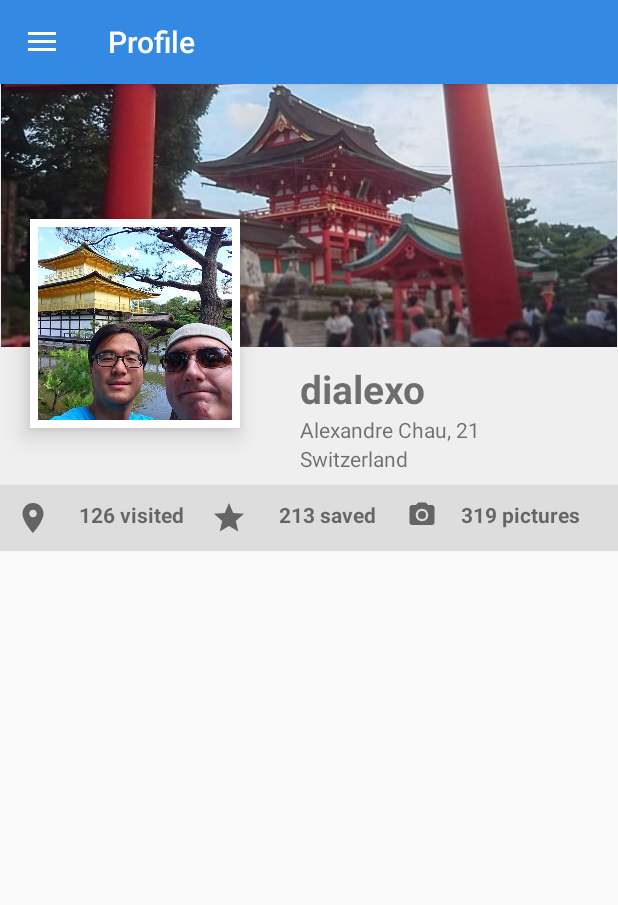
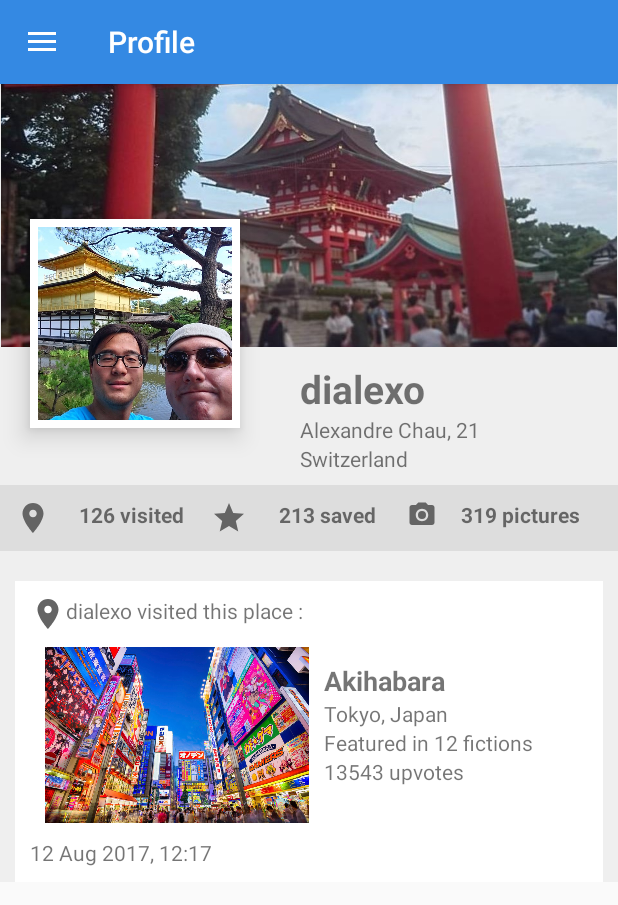
Before and after one commit to codeofmochi/Fiktion, an Android app: the ProfileActivity screen opened directly, with no data from a screen before it, on a phone screen of 412 x 824 dp. Shown: the top 905 px of the screen. Run offline under Robolectric (Android 15) with nearby library versions, the phone set to English and light mode, and no system bars.

Commit message:
Add user post history UI

```diff
--- a/app/src/main/res/layout/activity_profile.xml
+++ b/app/src/main/res/layout/activity_profile.xml
@@ -35,7 +35,7 @@
         app:srcCompat="@drawable/dialexo_user_picture" />
 
     <LinearLayout
-        android:id="@+id/linearLayout2"
+        android:id="@+id/userInfos"
         android:layout_width="225dp"
         android:layout_height="wrap_content"
         android:layout_marginStart="200dp"
@@ -78,19 +78,19 @@
         android:padding="10dp"
         app:layout_constraintEnd_toEndOf="parent"
         app:layout_constraintStart_toStartOf="parent"
-        app:layout_constraintTop_toBottomOf="@+id/linearLayout2">
+        app:layout_constraintTop_toBottomOf="@+id/userInfos">
 
         <TextView
             android:id="@+id/visitedCount"
             android:layout_width="0dp"
             android:layout_height="wrap_content"
             android:layout_weight="1"
-            android:textStyle="bold"
-            android:textSize="14sp"
+            android:drawableStart="@drawable/location_icon"
+            android:drawableTint="@color/darkGray"
             android:text="126 visited"
             android:textAlignment="center"
-            android:drawableStart="@drawable/location_icon"
-            android:drawableTint="@color/darkGray"
+            android:textSize="14sp"
+            android:textStyle="bold"
             tools:ignore="HardcodedText"
             tools:targetApi="m" /><!-- text will change dynamically -->
 
@@ -99,12 +99,12 @@
             android:layout_width="0dp"
             android:layout_height="wrap_content"
             android:layout_weight="1"
-            android:textStyle="bold"
-            android:textSize="14sp"
+            android:drawableStart="@drawable/star_icon_24"
+            android:drawableTint="@color/darkGray"
             android:text="213 saved"
             android:textAlignment="center"
-            android:drawableStart="@drawable/star_icon_24"
-            android:drawableTint="@color/darkGray"
+            android:textSize="14sp"
+            android:textStyle="bold"
             tools:ignore="HardcodedText"
             tools:targetApi="m" /><!-- text will change dynamically -->
 
@@ -113,14 +113,113 @@
             android:layout_width="0dp"
             android:layout_height="wrap_content"
             android:layout_weight="1"
-            android:textStyle="bold"
-            android:textSize="14sp"
+            android:drawableStart="@drawable/camera_icon"
+            android:drawableTint="@color/darkGray"
             android:text="319 pictures"
             android:textAlignment="center"
-            android:drawableStart="@drawable/camera_icon"
-            android:drawableTint="@color/darkGray"
+            android:textSize="14sp"
+            android:textStyle="bold"
             tools:ignore="HardcodedText"
             tools:targetApi="m" /><!-- text will change dynamically -->
+
+    </LinearLayout>
+
+    <LinearLayout
+        android:id="@+id/posts"
+        android:layout_width="match_parent"
+        android:layout_height="wrap_content"
+        android:layout_marginEnd="10dp"
+        android:layout_marginStart="10dp"
+        android:layout_marginTop="20dp"
+        android:layout_weight="1"
+        android:orientation="vertical"
+        app:layout_constraintEnd_toEndOf="parent"
+        app:layout_constraintStart_toStartOf="parent"
+        app:layout_constraintTop_toBottomOf="@id/stats">
+
+        <LinearLayout
+            android:id="@+id/locationPost"
+            android:layout_width="match_parent"
+            android:layout_height="match_parent"
+            android:background="@color/white"
+            android:padding="10dp"
+            android:orientation="vertical">
+
+            <TextView
+                android:id="@+id/locationPostComment"
+                android:layout_width="match_parent"
+                android:layout_height="wrap_content"
+                android:text="dialexo visited this place :"
+                android:drawableStart="@drawable/location_icon"
+                android:drawableTint="@color/darkGray"
+                tools:ignore="HardcodedText"
+                tools:targetApi="m" /><!-- text will change dynamically -->
+
+            <LinearLayout
+                android:id="@+id/locationPostDetails"
+                android:layout_width="match_parent"
+                android:layout_height="wrap_content"
+                android:orientation="horizontal"
+                android:padding="10dp">
+
+                <ImageView
+                    android:id="@+id/locationPostPicture"
+                    android:layout_width="wrap_content"
+                    android:layout_height="wrap_content"
+                    android:layout_weight="1"
+                    android:adjustViewBounds="true"
+                    android:cropToPadding="true"
+                    app:srcCompat="@drawable/akibairl2"
+                    android:contentDescription="@string/location_post_photo" />
+
+                <LinearLayout
+                    android:id="@+id/locationPostInfos"
+                    android:layout_width="match_parent"
+                    android:layout_height="match_parent"
+                    android:layout_weight="1"
+                    android:clipToPadding="false"
+                    android:orientation="vertical"
+                    android:padding="10dp">
+
+                    <TextView
+                        android:id="@+id/locationPostTitle"
+                        android:layout_width="match_parent"
+                        android:layout_height="wrap_content"
+                        android:text="Akihabara"
+                        android:textSize="18sp"
+                        android:textStyle="bold"
+                        tools:ignore="HardcodedText" /><!-- text will change dynamically -->
+
+                    <TextView
+                        android:id="@+id/locationPostPlace"
+                        android:layout_width="match_parent"
+                        android:layout_height="wrap_content"
+                        android:text="Tokyo, Japan"
+                        tools:ignore="HardcodedText" /><!-- text will change dynamically -->
+
+                    <TextView
+                        android:id="@+id/locationPostFeatured"
+                        android:layout_width="match_parent"
+                        android:layout_height="wrap_content"
+                        android:text="Featured in 12 fictions"
+                        tools:ignore="HardcodedText" />
+
+                    <TextView
+                        android:id="@+id/locationPostVotes"
+                        android:layout_width="match_parent"
+                        android:layout_height="wrap_content"
+                        android:text="13543 upvotes"
+                        tools:ignore="HardcodedText" /><!-- text will change dynamically -->
+                </LinearLayout>
+            </LinearLayout>
+
+            <TextView
+                android:id="@+id/locationPostDate"
+                android:layout_width="match_parent"
+                android:layout_height="wrap_content"
+                android:text="12 Aug 2017, 12:17"
+                tools:ignore="HardcodedText"/><!-- text will change dynamically -->
+        </LinearLayout>
     </LinearLayout>
 
 
--- a/app/src/main/res/values/strings.xml
+++ b/app/src/main/res/values/strings.xml
@@ -76,4 +76,5 @@
     <string name="change">Change</string>
     <string name="user_banner">User banner</string>
     <string name="user_profile_picture">User profile picture</string>
+    <string name="location_post_photo">Location post photo</string>
 </resources>
```
